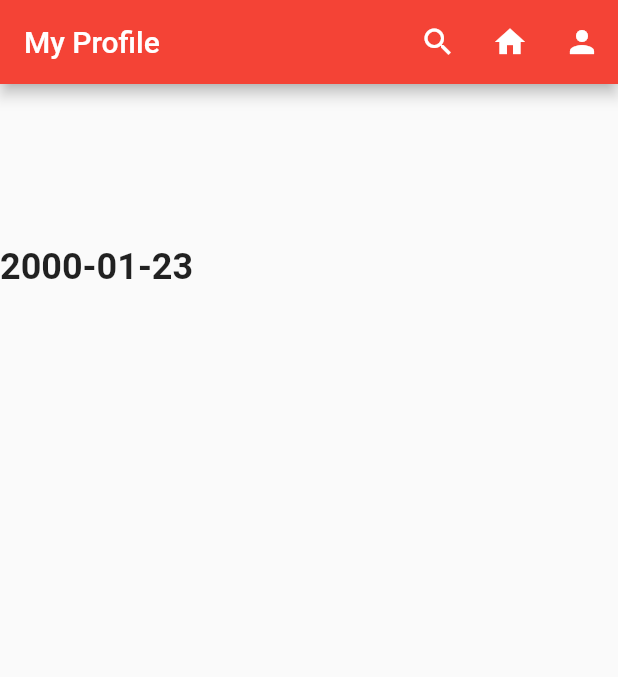
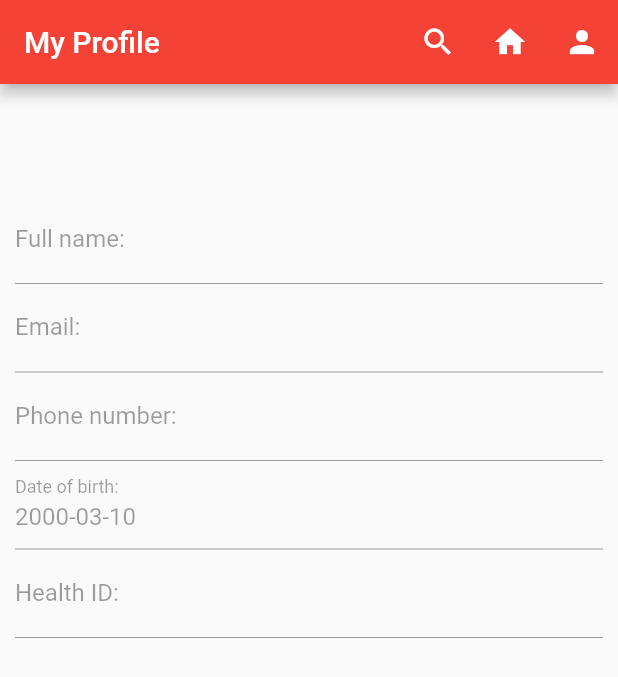
Before and after one commit to preet-panchal/EasyMed, a Flutter app: the Profile screen opened directly, on a phone screen of 412 x 824 dp. Shown: the top 677 px of the screen. Run offline on Flutter 3.47's test engine with Material 2 defaults, Android fonts, the phone set to English and light mode, and no system bars; our stand-ins replace cloud_firestore, datetime_picker_formfield, firebase_auth, firebase_core, flutter_local_notifications, font_awesome_flutter and 3 more; accounts and stored records are empty.

Commit message:
updated profile page.

```diff
--- a/reminder/lib/view/profile.dart
+++ b/reminder/lib/view/profile.dart
@@ -48,15 +48,17 @@ class _ProfileState extends State<Profile> {
             ),
             IconButton(
               onPressed: () {
-                Navigator.push(context,
-                    MaterialPageRoute(builder: (context) => Profile()));
+                // Navigator.push(context,
+                //     MaterialPageRoute(builder: (context) => Profile()));
               },
               icon: const Icon(Icons.person),
             ),
           ],
           automaticallyImplyLeading: false,
         ),
-        body: Column(
+        body: Padding(
+            padding: const EdgeInsets.all(10.0),
+            child: Column(
               children: [
                 const SizedBox(height: 24),
                 user.photoURL == null
@@ -68,43 +70,60 @@ class _ProfileState extends State<Profile> {
                 const SizedBox(height: 24),
                 user.displayName == null
                     ? Text("Guest")
-                : Text(
-                    user.displayName!,
-                    style: const TextStyle(
-                        fontWeight: FontWeight.bold, fontSize: 24),
+                    : TextFormField(
+                        enabled: false,
+                        readOnly: true,
+                        initialValue: user.displayName,
+                        decoration: const InputDecoration(
+                          border: UnderlineInputBorder(),
+                          labelText: 'Full name:',
                         ),
-            const SizedBox(height: 16),
+                      ),
+                user.email == null
+                    ? Text("")
+                    : TextFormField(
+                        enabled: false,
+                        readOnly: true,
+                        initialValue: user.email,
+                        decoration: const InputDecoration(
+                          border: UnderlineInputBorder(),
+                          labelText: 'Email:',
+                        ),
+                      ),
+                user.phoneNumber == null
+                    ? Text("")
+                    : TextFormField(
+                        enabled: false,
+                        readOnly: true,
+                        initialValue: user.phoneNumber!,
+                        decoration: const InputDecoration(
+                          border: UnderlineInputBorder(),
+                          labelText: 'Phone number:',
+                        ),
+                      ),
                 user.displayName == null
                     ? Text("")
-                : Text(
-                    "2000-01-23",
-                    style: const TextStyle(
-                        fontWeight: FontWeight.bold, fontSize: 24),
+                    : TextFormField(
+                        enabled: false,
+                        readOnly: true,
+                        initialValue: "2000-03-10",
+                        decoration: const InputDecoration(
+                          border: UnderlineInputBorder(),
+                          labelText: 'Date of birth:',
                         ),
-            const SizedBox(height: 16),
-            user.email == null
-                ? Text("")
-                : Text(
-                    user.email!,
-                    style: const TextStyle(
-                        fontWeight: FontWeight.bold, fontSize: 24),
                       ),
-            const SizedBox(height: 16),
-            user.phoneNumber == null
-                ? Text("")
-                : Text(
-                    user.phoneNumber!,
-                    style: const TextStyle(
-                        fontWeight: FontWeight.bold, fontSize: 24),
-                  ),
-            const SizedBox(height: 16),
                 user.uid == null
                     ? Text("")
-                : Text(
-                    user.uid!,
-                    style: TextStyle(fontWeight: FontWeight.bold, fontSize: 24),
+                    : TextFormField(
+                        enabled: false,
+                        readOnly: true,
+                        initialValue: user.uid,
+                        decoration: const InputDecoration(
+                          border: UnderlineInputBorder(),
+                          labelText: 'Health ID:',
                         ),
+                      )
               ],
-        ));
+            )));
   }
 }
```
Lines whose indentation alone changed are shown as unchanged.
